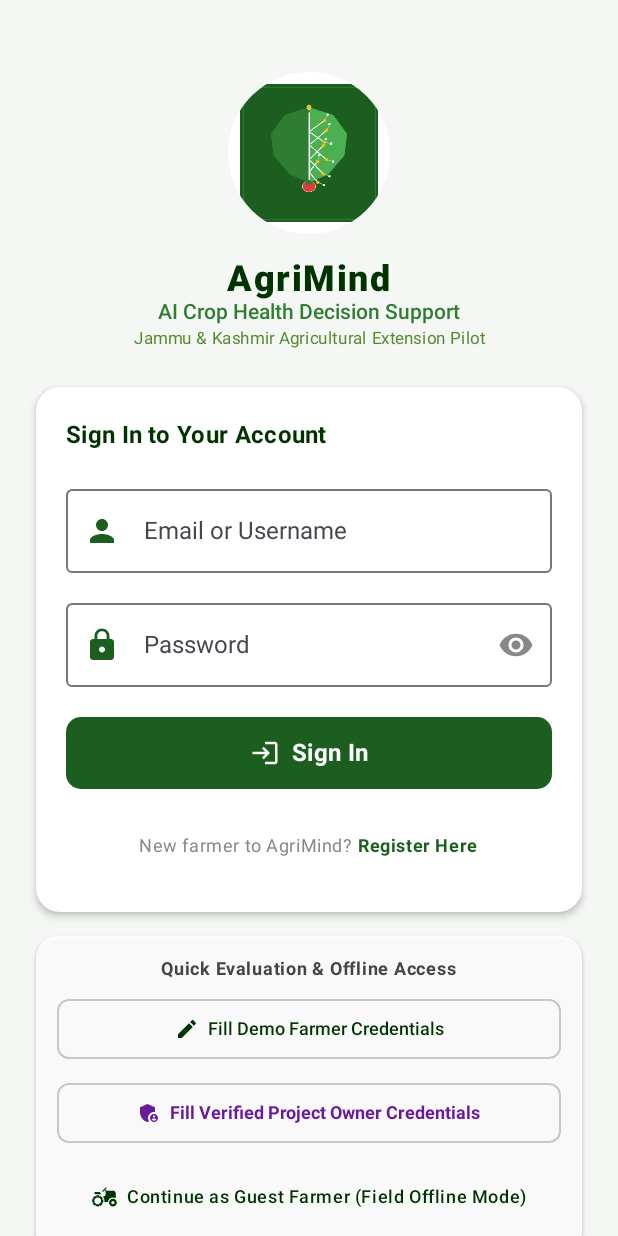
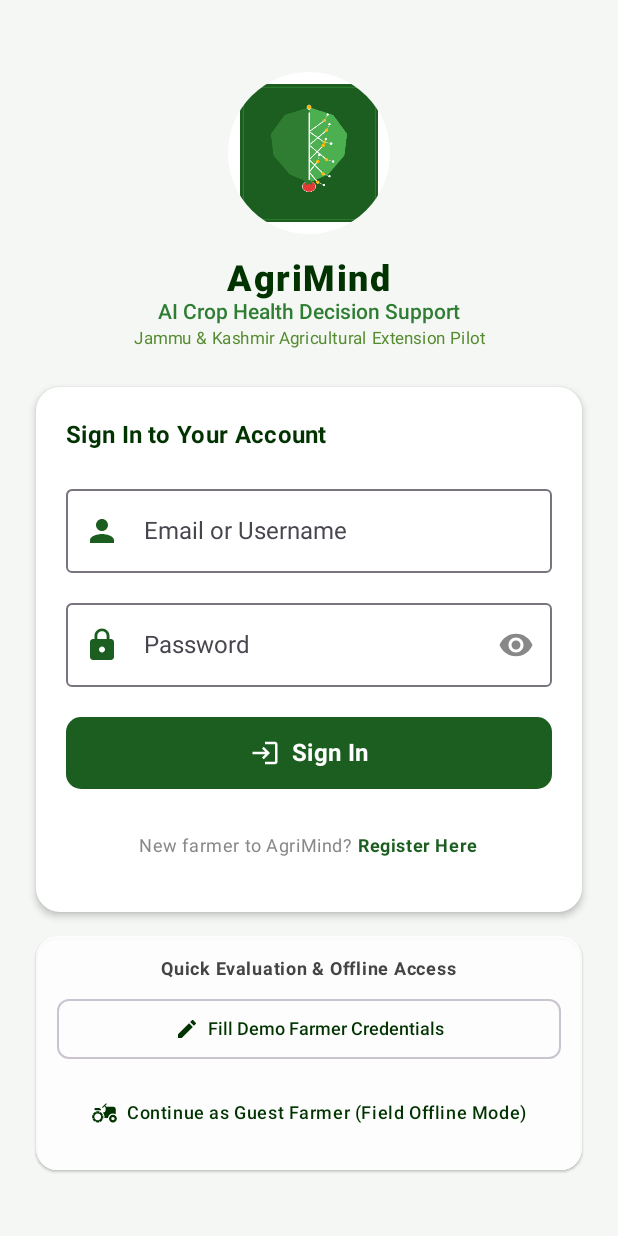
Before and after one commit to JaskiratKourA3-29/AgriMind, an Android app built with Jetpack Compose: the screen it shows after launch (MainActivity), on a phone screen of 412 x 824 dp. Run offline under Robolectric (Android 15) with nearby library versions, the phone set to English and light mode, and no system bars; network calls fail.

Commit message:
refactor(ui): remove owner credential autofill preset from login screen

```diff
--- a/android/app/src/main/java/com/agrimind/app/ui/screens/LoginScreen.kt
+++ b/android/app/src/main/java/com/agrimind/app/ui/screens/LoginScreen.kt
@@ -391,36 +391,6 @@ fun LoginScreen(
 
                     Spacer(modifier = Modifier.height(8.dp))
 
-                    // Safe Autofill for Project Owner & Admin Console Evaluation
-                    OutlinedButton(
-                        onClick = {
-                            usernameOrEmail = "jaskiratkourjk2005@gmail.com"
-                            password = "AgriMind@Owner2026!"
-                        },
-                        modifier = Modifier.fillMaxWidth(),
-                        shape = RoundedCornerShape(8.dp),
-                        colors = ButtonDefaults.outlinedButtonColors(
-                            contentColor = Color(0xFF6A1B9A)
-                        ),
-                        contentPadding = PaddingValues(vertical = 6.dp)
-                    ) {
-                        Icon(
-                            Icons.Default.AdminPanelSettings,
-                            contentDescription = null,
-                            tint = Color(0xFF6A1B9A),
-                            modifier = Modifier.size(16.dp)
-                        )
-                        Spacer(modifier = Modifier.width(6.dp))
-                        Text(
-                            text = "Fill Verified Project Owner Credentials",
-                            fontSize = 12.sp,
-                            color = Color(0xFF6A1B9A),
-                            fontWeight = FontWeight.Bold
-                        )
-                    }
-
-                    Spacer(modifier = Modifier.height(8.dp))
-
                     TextButton(
                         onClick = onContinueAsGuest,
                         modifier = Modifier.fillMaxWidth()
```
